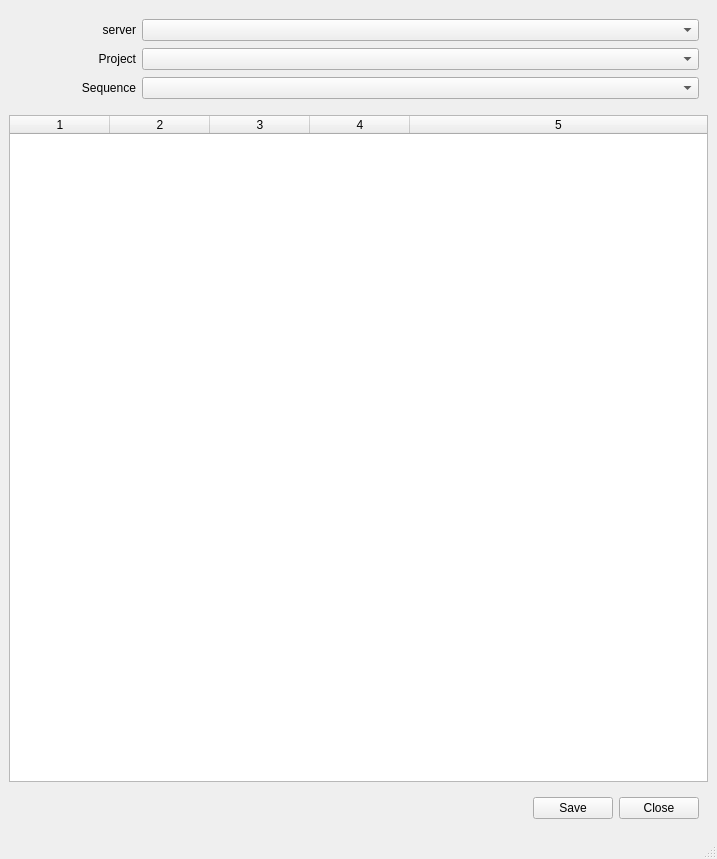
Before: the Qt Designer form ui/shotEditor.ui in code-google-com/oyprojectmanager, drawn with Qt 5.
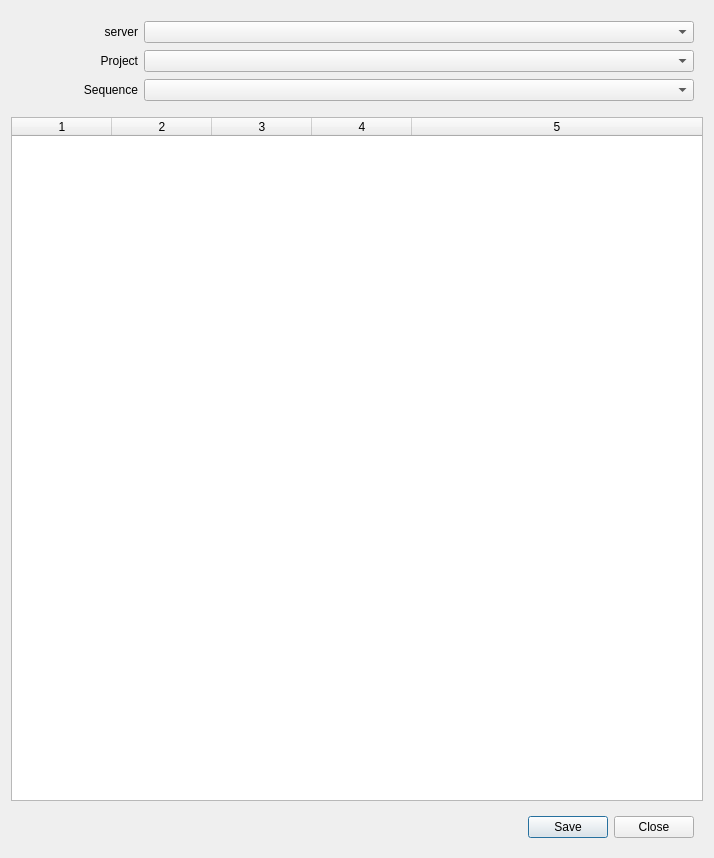
After: the same form once the commit is applied.

Commit message: oyProjectManager: v10.2.5 - projectManager: added calls to Sequence.saveSettings in necessary places - projectModel: fixed accidently creation of multiple shots with same name in   sequence - projectSetter: the oySetProject.py script is moved inside the   oyProjectManager package, and its functionalities has been generalized by   supporting the Environment concept - projectManager: all the ui elements converted from MainWindow to Dialog - assetManager, assetUpdater: assetManager now can call assetUpdater properly   upon file load, without any crash... (congrats to my self :) )

```diff
--- a/ui/shotEditor.ui
+++ b/ui/shotEditor.ui
@@ -1,19 +1,18 @@
 <?xml version="1.0" encoding="UTF-8"?>
 <ui version="4.0">
- <class>MainWindow</class>
- <widget class="QMainWindow" name="MainWindow">
+ <class>Dialog</class>
+ <widget class="QDialog" name="Dialog">
   <property name="geometry">
    <rect>
     <x>0</x>
     <y>0</y>
-    <width>717</width>
-    <height>859</height>
+    <width>714</width>
+    <height>858</height>
    </rect>
   </property>
   <property name="windowTitle">
    <string>Shot Editor</string>
   </property>
-  <widget class="QWidget" name="centralwidget">
    <layout class="QVBoxLayout" name="verticalLayout">
     <item>
      <widget class="QWidget" name="gridWidget" native="true">
@@ -134,8 +133,6 @@
      </widget>
     </item>
    </layout>
-  </widget>
-  <widget class="QStatusBar" name="statusbar"/>
  </widget>
  <resources/>
  <connections/>
```
Lines whose indentation alone changed are shown as unchanged. The commit also changes 19 other files.
